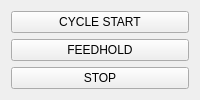
Moshkopp/ThorCNC, file thorcnc/widgets/run_controls.ui: the form before one commit.
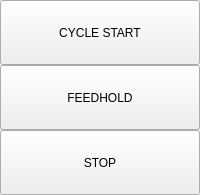
The form after the commit.

What changed in the file:
```diff
--- a/thorcnc/widgets/run_controls.ui
+++ b/thorcnc/widgets/run_controls.ui
@@ -2,12 +2,27 @@
 <ui version="4.0">
  <widget class="QFrame" name="runControls">
   <layout class="QVBoxLayout" name="runControlsLayout">
+   <property name="spacing">
+    <number>0</number>
+   </property>
+   <property name="leftMargin">
+    <number>0</number>
+   </property>
+   <property name="topMargin">
+    <number>0</number>
+   </property>
+   <property name="rightMargin">
+    <number>0</number>
+   </property>
+   <property name="bottomMargin">
+    <number>0</number>
+   </property>
    <item>
     <widget class="QPushButton" name="btn_run">
      <property name="minimumSize">
       <size>
        <width>0</width>
-       <height>0</height>
+       <height>65</height>
       </size>
      </property>
      <property name="text">
@@ -20,7 +35,7 @@
      <property name="minimumSize">
       <size>
        <width>0</width>
-       <height>0</height>
+       <height>65</height>
       </size>
      </property>
      <property name="text">
@@ -33,7 +48,7 @@
      <property name="minimumSize">
       <size>
        <width>0</width>
-       <height>0</height>
+       <height>65</height>
       </size>
      </property>
      <property name="text">
```
